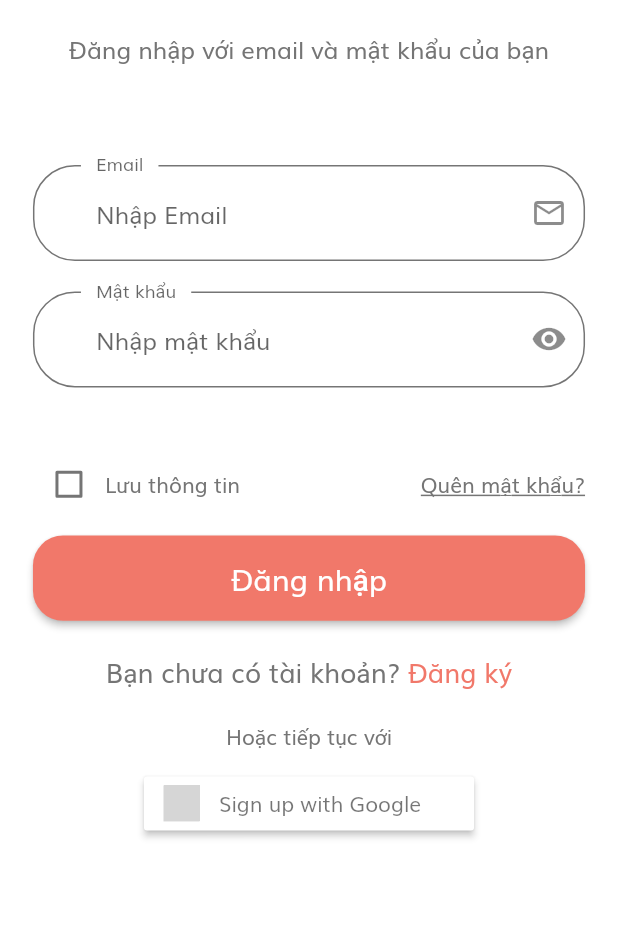
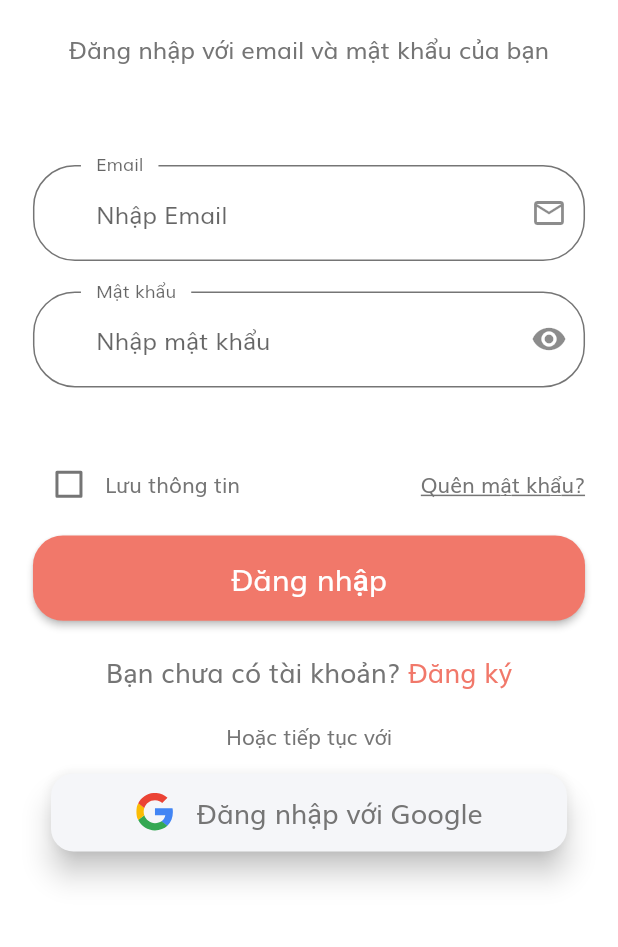
Before and after one commit to giahuy08/flutter_TravelApp, a Flutter app: the screen it shows after launch, on a phone screen of 412 x 824 dp, the part 239-1186 px from its top. Run offline on Flutter 3.47's test engine with Material 2 defaults, Android fonts, the phone set to English and light mode, and no system bars; our stand-ins replace carousel_slider, curved_navigation_bar, device_info, firebase_auth, firebase_core, firebase_messaging and 17 more; missing offline and left inert: flutter_facebook_login; accounts and stored records are empty; grey boxes are pictures that could not be loaded.

Commit message:
[Huy] fix error

```diff
--- a/lib/screens/details_tour/components/list_tour_more.dart
+++ b/lib/screens/details_tour/components/list_tour_more.dart
@@ -69,7 +69,11 @@ class _ListTourMoreState extends State<ListTourMore> {
                   padding:
                       EdgeInsets.only(left: getProportionateScreenWidth(20)),
                   child: GestureDetector(
-                    onTap: () {},
+                    onTap: () {
+                      Navigator.pushNamed(context, DetailScreen.routeName,
+                          arguments:
+                              ProductDetailsArguments(tour: _listTour[index]));
+                    },
                     child: SizedBox(
                       child: ClipRRect(
                         borderRadius: BorderRadius.circular(20),
--- a/lib/screens/details_tour/components/tour_description.dart
+++ b/lib/screens/details_tour/components/tour_description.dart
@@ -91,7 +91,7 @@ class _TourDescriptionState extends State<TourDescription> {
           TourImages(tour: widget.tour),
           TopRoundedContainer(
             color: Colors.white,
-            height: 80.h,
+            height: 90.h,
             child: Column(
               children: [
                 Padding(
@@ -149,7 +149,7 @@ class _TourDescriptionState extends State<TourDescription> {
                       overflow: TextOverflow.ellipsis,
                     )),
                 SizedBox(height: getProportionateScreenWidth(20)),
-                nameVehicle == "" || nameEnterprise == ""
+                nameVehicle == "" || nameEnterprise == "" || itemVehicle == null
                     ? Column(
                         mainAxisAlignment: MainAxisAlignment.center,
                         crossAxisAlignment: CrossAxisAlignment.center,
--- a/lib/screens/sign_in/components/body.dart
+++ b/lib/screens/sign_in/components/body.dart
@@ -1,10 +1,14 @@
 import 'package:firebase_auth/firebase_auth.dart';
 import 'package:flutter/material.dart';
+import 'package:flutter_facebook_login/flutter_facebook_login.dart';
+import 'package:flutter_svg/flutter_svg.dart';
 import 'package:flutter_travelapp/components/social_card.dart';
+import 'package:flutter_travelapp/constants.dart';
 import 'package:flutter_travelapp/models/userGoogle.dart';
 import 'package:flutter_travelapp/repository/authen_repository.dart';
 import 'package:flutter_travelapp/screens/sign_in/components/no_account.dart';
 import 'package:flutter_travelapp/screens/sign_in/components/sign_form.dart';
+import 'package:flutter_travelapp/screens/sign_in/sign_in_screen.dart';
 import 'package:flutter_travelapp/size_config.dart';
 import 'package:google_sign_in/google_sign_in.dart';
 import 'package:flutter_signin_button/flutter_signin_button.dart';
@@ -22,10 +26,52 @@ class Body extends StatefulWidget {
 class _BodyState extends State<Body> {
   final FirebaseAuth _auth = FirebaseAuth.instance;
   late String token;
+  final FacebookLogin facebookSignIn = new FacebookLogin();
+
+  // Future fbSignIn() async {
+  //   // facebookSignIn.loginBehavior = FacebookLoginBehavior.webViewOnly;
+  //   final FacebookLoginResult result = await facebookSignIn.logIn(['email']);
+
+  //   switch (result.status) {
+  //     case FacebookLoginStatus.loggedIn:
+  //       final FacebookAccessToken accessToken = result.accessToken;
+  //       final snackbar =
+  //           SnackBar(content: Text("Đăng nhập bằng Facebook thành công!"));
+  //       ScaffoldMessenger.of(context).showSnackBar(snackbar);
+  //       Navigator.pushAndRemoveUntil(
+  //           context,
+  //           MaterialPageRoute(builder: (builder) => const SignInScreen()),
+  //           (route) => false);
+  //       break;
+  //     case FacebookLoginStatus.cancelledByUser:
+  //       final snackbar = SnackBar(content: Text("Yêu cầu đã được hủy!"));
+  //       ScaffoldMessenger.of(context).showSnackBar(snackbar);
+  //       break;
+  //     case FacebookLoginStatus.error:
+  //       final snackbar = SnackBar(content: Text("Không thể đăng nhập!"));
+  //       ScaffoldMessenger.of(context).showSnackBar(snackbar);
+  //       break;
+  //   }
+  // }
+
   Future<UserCredential> googleSignIn() async {
+    //  await FirebaseAuth.instance.signOut();
+
     GoogleSignIn googleSignIn = GoogleSignIn();
+    await googleSignIn.signOut();
     final FirebaseAuth _auth = FirebaseAuth.instance;
-    GoogleSignInAccount? googleUser = await googleSignIn.signIn();
+    // GoogleSignInAccount? googleUser = await googleSignIn.signIn();
+    final googleUser = GoogleSignIn().currentUser ??
+        await GoogleSignIn(
+          scopes: [
+            'email',
+            'https://www.googleapis.com/auth/userinfo.profile',
+          ],
+        ).signIn();
+
+    if (GoogleSignIn().currentUser != null) {
+      await _auth.signOut();
+    }
     if (googleUser != null) {
       GoogleSignInAuthentication googleAuth = await googleUser.authentication;
 
@@ -36,10 +82,6 @@ class _BodyState extends State<Body> {
         final UserCredential user =
             await _auth.signInWithCredential(credential);
 
-        // print('hello');
-        // // print(user.additionalUserInfo!.profile!['given_name']);
-        // print(user.additionalUserInfo!.profile);
-
         _auth.authStateChanges().listen((user) {
           // if (user == null) {
           //   Navigator.of(context).pushReplacementNamed("start");
@@ -49,34 +91,14 @@ class _BodyState extends State<Body> {
               .loginwithGoogle(
                   user!.email.toString(), user.displayName.toString())
               .then((value) => {
-                    // Future.delayed(const Duration(milliseconds: 800), () {
-                    //   // Here you can write your code
-
-                    //   setState(() {
-                    //     Navigator.pushNamed(
-                    //         context, LoginSuccessScreen.routeName);
-                    //   });
-                    // })
-                    print('hello'),
-                    // print(value),
-
                     userProvider.setUser(UserModel.fromLogin(value!)),
-                    // userProvider.setUser(value),
                     Navigator.pushReplacementNamed(
                         context, LoginSuccessScreen.routeName)
-                    // userProvider.setUser((value))
                   });
 
           // user?.getIdToken().then((t) => {print(t)});
         });
-        // await Navigator.pushReplacementNamed(
-        //     context, LoginSuccessScreen.routeName);
-        // await Navigator.push(
-        //   context,
-        //   MaterialPageRoute(
-        //     builder: (context) => HomePage(ava),
-        //   ),
-        // );
+
         return user;
       } else {
         throw StateError('Missing Google Auth Token');
@@ -131,8 +153,47 @@ class _BodyState extends State<Body> {
                 SizedBox(
                   height: getProportionateScreenHeight(10),
                 ),
-                SignInButton(Buttons.Google,
-                    text: "Sign up with Google", onPressed: googleSignIn),
+                InkWell(
+                  onTap: googleSignIn,
+                  child: Container(
+                    width: MediaQuery.of(context).size.width - 60,
+                    height: 60,
+                    child: Card(
+                      color: const Color(0xFFF5F6F9),
+                      elevation: 8,
+                      shape: RoundedRectangleBorder(
+                        borderRadius: BorderRadius.circular(15),
+                      ),
+                      child: Row(
+                        mainAxisAlignment: MainAxisAlignment.center,
+                        children: [
+                          SvgPicture.asset(
+                            'assets/icons/google-icon.svg',
+                            height: 26,
+                            width: 26,
+                          ),
+                          SizedBox(
+                            width: 15,
+                          ),
+                          Text(
+                            'Đăng nhập với Google',
+                            style: TextStyle(color: kTextColor, fontSize: 18),
+                          )
+                        ],
+                      ),
+                    ),
+                  ),
+                ),
+                // Row(
+                //   mainAxisAlignment: MainAxisAlignment.center,
+                //   children: [
+                //     SocialCard(
+                //         icon: 'assets/icons/google-icon.svg',
+                //         press: googleSignIn),
+                //     SocialCard(
+                //         icon: 'assets/icons/facebook-2.svg', press: fbSignIn),
+                //   ],
+                // ),
               ],
             ),
           ),
--- a/pubspec.yaml
+++ b/pubspec.yaml
@@ -60,6 +60,7 @@ dependencies:
   socket_io_client: ^1.0.2
   device_info: ^2.0.2
   carousel_slider: ^4.0.0
+  flutter_facebook_login: ^3.0.0
 dev_dependencies:
   flutter_test:
     sdk: flutter
```
Also changed, not shown: lib/screens/list_reviews/list_reviews.dart (+27 -2 lines), lib/screens/profile/components/body.dart (+7 -0 lines), pubspec.lock, 3 other files.
